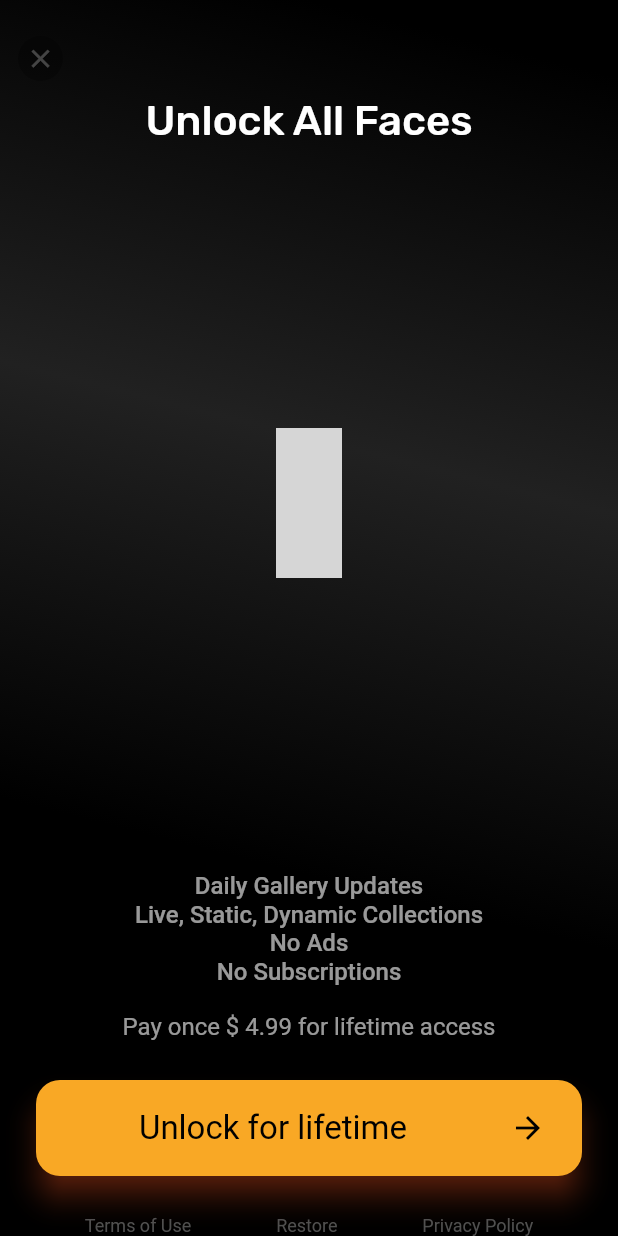
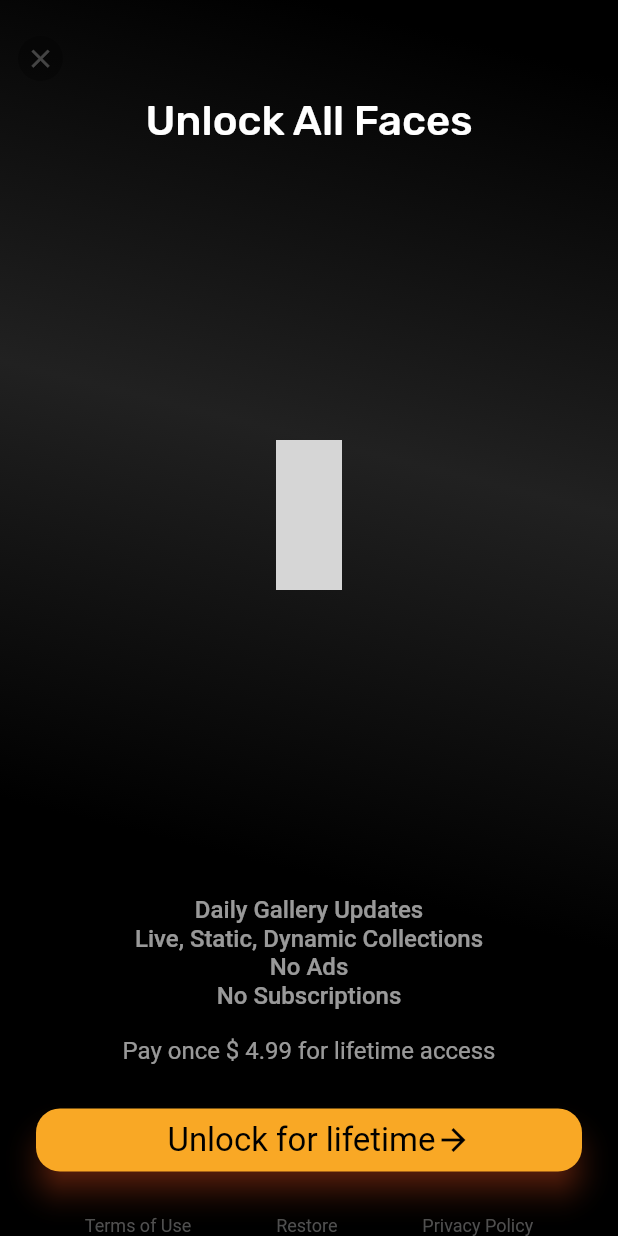
Before and after one commit to kellvembarbosa/paywall_ui, a Flutter app: the screen it shows after launch, after a tap on "Show paywall ONE OPTION", on a phone screen of 412 x 824 dp. Run offline on Flutter 3.47's test engine with Material 2 defaults, Android fonts, the phone set to English and light mode, and no system bars; our stand-ins replace animate_do, get, google_fonts, iconsax; grey boxes are pictures that could not be loaded.

Commit message:
version 1.6.2 app in production

```diff
--- a/lib/paywall_ui.dart
+++ b/lib/paywall_ui.dart
@@ -76,7 +76,7 @@ class PaywallUi {
 
   Widget onePayment({
     required PaywallSettings paywallSettings,
-    required List<String> features,
+    required List<String>? features,
     Widget? mediaContainer,
     BoxDecoration? mainContainerDecoration,
     OTPPaywallStyle? paywallStyle,
@@ -87,7 +87,7 @@ class PaywallUi {
       paywallSettings: paywallSettings,
       mediaContainer: mediaContainer,
       mainContainerDecoration: mainContainerDecoration,
-      features: features,
+      features: features ?? ["Daily Gallery Updates", "Live, Static, Dynamic Collections", "No Ads", "No Subscriptions"],
       paywallStyle: paywallStyle,
       mainTitle: mainTitle,
       textButtonCTA: textButtonCTA,
@@ -95,9 +95,6 @@ class PaywallUi {
   }
 
   Widget defaultWrapper({required Widget child, Brightness? brightness}) {
-    return MaterialApp(
-      locale: Get.locale,
-      home: child,
-    );
+    return child;
   }
 }
--- a/lib/src/pages/one_payment/view.dart
+++ b/lib/src/pages/one_payment/view.dart
@@ -38,6 +38,7 @@ class OnePaymentPage extends GetView {
   @override
   Widget build(BuildContext context) {
     return Scaffold(
+      backgroundColor: paywallStyle?.scaffoldBackground ?? Colors.black,
       body: Stack(
         children: [
           SafeArea(
@@ -174,7 +175,11 @@ class OnePaymentPage extends GetView {
                       const SizedBox(
                         height: 20,
                       ),
-                      SlideInLeft(
+                      Flash(
+                        delay: const Duration(seconds: 2),
+                        infinite: true,
+                        duration: const Duration(seconds: 5),
+                        //animate: true,
                         child: SizedBox(
                           width: double.maxFinite,
                           child: Padding(
@@ -199,9 +204,12 @@ class OnePaymentPage extends GetView {
                               //       size: 32,
                               //     ),
                               child: Row(
+                                mainAxisAlignment: MainAxisAlignment.center,
                                 children: [
-                                  const Spacer(),
-                                  Text(
+                                  Flexible(
+                                    child: Padding(
+                                      padding: const EdgeInsets.only(left: 14.0),
+                                      child: Text(
                                         textButtonCTA,
                                         style: paywallStyle?.textStyleButtonCTA ??
                                             GoogleFonts.roboto(
@@ -212,13 +220,11 @@ class OnePaymentPage extends GetView {
                                         maxLines: 1,
                                         overflow: TextOverflow.ellipsis,
                                       ),
-                                  const Spacer(),
-                                  IconButton(
-                                    onPressed: () {},
-                                    icon: const Icon(
+                                    ),
+                                  ),
+                                  const Icon(
                                     Icons.arrow_forward,
                                     color: Colors.black,
-                                    ),
                                   )
                                 ],
                               ),
```
Also changed, not shown: example/pubspec.lock, 4 other files. Lines whose indentation alone changed are shown as unchanged.
